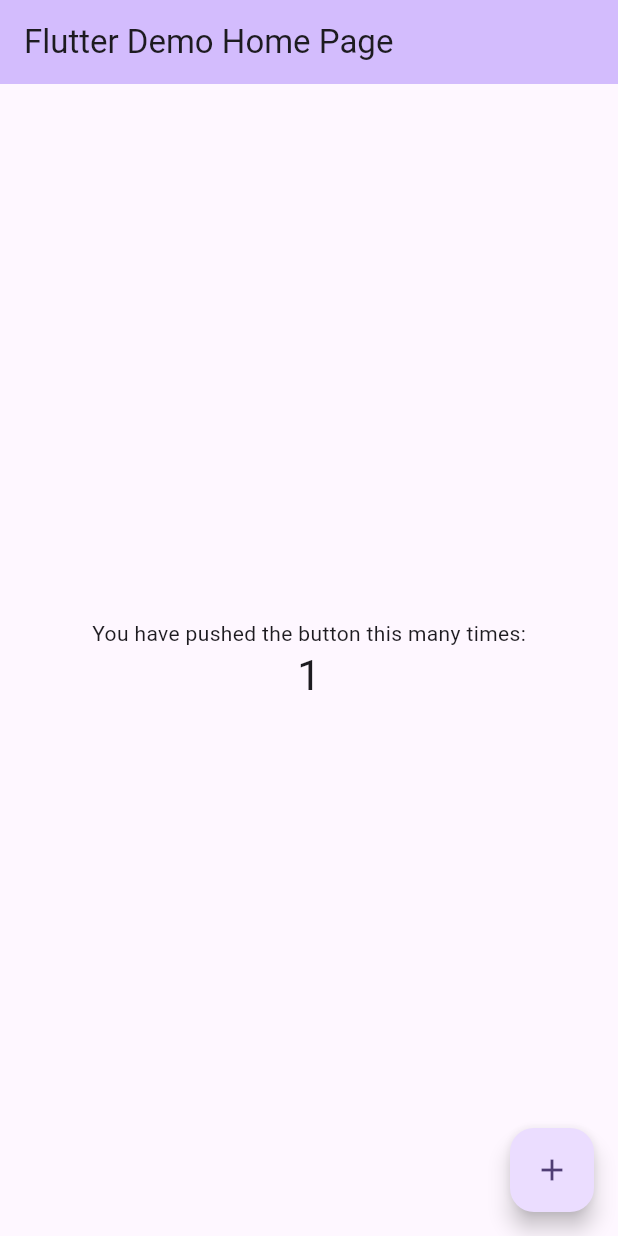
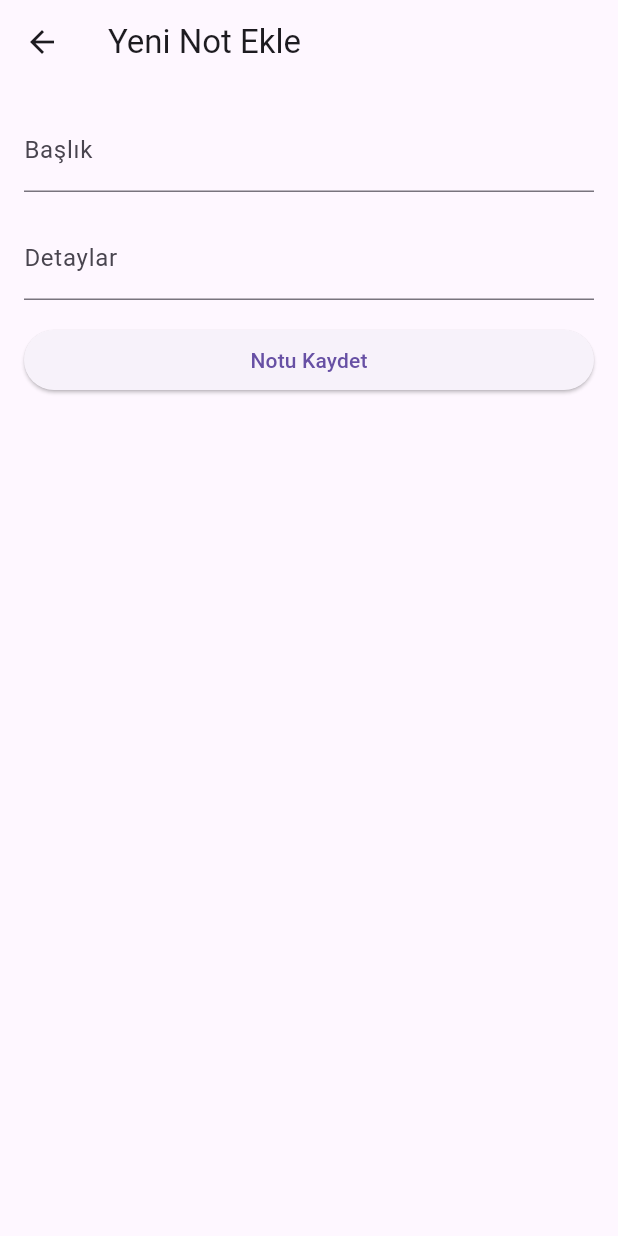
Before and after one commit to emirhannerdogan/note_app, a Flutter app: the screen it shows after launch, after a tap on the "add" icon, on a phone screen of 412 x 824 dp. Run offline on Flutter 3.47's test engine with Material 3 defaults, Android fonts, the phone set to English and light mode, and no system bars.

Commit message:
list tile and creating new note with text

```diff
--- a/lib/main.dart
+++ b/lib/main.dart
@@ -1,125 +1,173 @@
 import 'package:flutter/material.dart';
 
 void main() {
-  runApp(const MyApp());
+  runApp(MyApp());
+}
+
+class Note {
+  String title;
+  String details;
+
+  Note({required this.title, required this.details});
 }
 
 class MyApp extends StatelessWidget {
   const MyApp({super.key});
 
-  // This widget is the root of your application.
   @override
   Widget build(BuildContext context) {
     return MaterialApp(
-      title: 'Flutter Demo',
-      theme: ThemeData(
-        // This is the theme of your application.
-        //
-        // TRY THIS: Try running your application with "flutter run". You'll see
-        // the application has a purple toolbar. Then, without quitting the app,
-        // try changing the seedColor in the colorScheme below to Colors.green
-        // and then invoke "hot reload" (save your changes or press the "hot
-        // reload" button in a Flutter-supported IDE, or press "r" if you used
-        // the command line to start the app).
-        //
-        // Notice that the counter didn't reset back to zero; the application
-        // state is not lost during the reload. To reset the state, use hot
-        // restart instead.
-        //
-        // This works for code too, not just values: Most code changes can be
-        // tested with just a hot reload.
-        colorScheme: ColorScheme.fromSeed(seedColor: Colors.deepPurple),
-        useMaterial3: true,
-      ),
-      home: const MyHomePage(title: 'Flutter Demo Home Page'),
+      title: 'Not Uygulaması',
+      home: HomePage(),
     );
   }
 }
 
-class MyHomePage extends StatefulWidget {
-  const MyHomePage({super.key, required this.title});
-
-  // This widget is the home page of your application. It is stateful, meaning
-  // that it has a State object (defined below) that contains fields that affect
-  // how it looks.
-
-  // This class is the configuration for the state. It holds the values (in this
-  // case the title) provided by the parent (in this case the App widget) and
-  // used by the build method of the State. Fields in a Widget subclass are
-  // always marked "final".
-
-  final String title;
-
+class HomePage extends StatefulWidget {
   @override
-  State<MyHomePage> createState() => _MyHomePageState();
+  _HomePageState createState() => _HomePageState();
 }
 
-class _MyHomePageState extends State<MyHomePage> {
-  int _counter = 0;
-
-  void _incrementCounter() {
-    setState(() {
-      // This call to setState tells the Flutter framework that something has
-      // changed in this State, which causes it to rerun the build method below
-      // so that the display can reflect the updated values. If we changed
-      // _counter without calling setState(), then the build method would not be
-      // called again, and so nothing would appear to happen.
-      _counter++;
-    });
-  }
+class _HomePageState extends State<HomePage> {
+  List<Note> notes = [
+    Note(title: "Not 1", details: "Bu birinci notun detayları."),
+    Note(title: "Not 2", details: "Bu ikinci notun detayları."),
+    // ... diğer notlar
+  ];
 
   @override
   Widget build(BuildContext context) {
-    // This method is rerun every time setState is called, for instance as done
-    // by the _incrementCounter method above.
-    //
-    // The Flutter framework has been optimized to make rerunning build methods
-    // fast, so that you can just rebuild anything that needs updating rather
-    // than having to individually change instances of widgets.
     return Scaffold(
       appBar: AppBar(
-        // TRY THIS: Try changing the color here to a specific color (to
-        // Colors.amber, perhaps?) and trigger a hot reload to see the AppBar
-        // change color while the other colors stay the same.
-        backgroundColor: Theme.of(context).colorScheme.inversePrimary,
-        // Here we take the value from the MyHomePage object that was created by
-        // the App.build method, and use it to set our appbar title.
-        title: Text(widget.title),
+        title: Text('Notlar'),
       ),
-      body: Center(
-        // Center is a layout widget. It takes a single child and positions it
-        // in the middle of the parent.
+      body: ListView.builder(
+        itemCount: notes.length,
+        itemBuilder: (context, index) {
+          return _buildNoteItem(notes[index]);
+        },
+      ),
+      floatingActionButton: FloatingActionButton(
+        onPressed: () {
+          _navigateToAddNotePage();
+        },
+        tooltip: 'Yeni Not Ekle',
+        child: Icon(Icons.add),
+      ),
+    );
+  }
+
+  Widget _buildNoteItem(Note note) {
+    return Column(
+      children: [
+        Container(
+          decoration: BoxDecoration(
+            border: Border(
+              top: BorderSide(color: Colors.grey, width: 1.0),
+            ),
+          ),
+          child: ListTile(
+            title: Text(note.title),
+            subtitle: Text(note.details.length > 100
+                ? '${note.details.substring(0, 100)}...'
+                : note.details),
+            onTap: () {
+              Navigator.push(
+                context,
+                MaterialPageRoute(
+                  builder: (context) => NoteDetailPage(note: note),
+                ),
+              );
+            },
+          ),
+        ),
+        Divider(color: Colors.grey, height: 1.0),
+      ],
+    );
+  }
+
+  void _navigateToAddNotePage() async {
+    final result = await Navigator.push(
+      context,
+      MaterialPageRoute(builder: (context) => AddNotePage()),
+    );
+
+    if (result != null && result is Note) {
+      setState(() {
+        notes.add(result);
+      });
+    }
+  }
+}
+
+class AddNotePage extends StatelessWidget {
+  final TextEditingController titleController = TextEditingController();
+  final TextEditingController detailsController = TextEditingController();
+
+  AddNotePage({super.key});
+
+  @override
+  Widget build(BuildContext context) {
+    return Scaffold(
+      appBar: AppBar(
+        title: Text('Yeni Not Ekle'),
+      ),
+      body: Padding(
+        padding: EdgeInsets.all(16.0),
         child: Column(
-          // Column is also a layout widget. It takes a list of children and
-          // arranges them vertically. By default, it sizes itself to fit its
-          // children horizontally, and tries to be as tall as its parent.
-          //
-          // Column has various properties to control how it sizes itself and
-          // how it positions its children. Here we use mainAxisAlignment to
-          // center the children vertically; the main axis here is the vertical
-          // axis because Columns are vertical (the cross axis would be
-          // horizontal).
-          //
-          // TRY THIS: Invoke "debug painting" (choose the "Toggle Debug Paint"
-          // action in the IDE, or press "p" in the console), to see the
-          // wireframe for each widget.
-          mainAxisAlignment: MainAxisAlignment.center,
-          children: <Widget>[
-            const Text(
-              'You have pushed the button this many times:',
+          crossAxisAlignment: CrossAxisAlignment.stretch,
+          children: [
+            TextField(
+              controller: titleController,
+              decoration: InputDecoration(labelText: 'Başlık'),
             ),
-            Text(
-              '$_counter',
-              style: Theme.of(context).textTheme.headlineMedium,
+            SizedBox(height: 16),
+            TextField(
+              controller: detailsController,
+              decoration: InputDecoration(labelText: 'Detaylar'),
+            ),
+            SizedBox(height: 16),
+            ElevatedButton(
+              onPressed: () {
+                _saveNote(context); // Pass the context here
+              },
+              child: Text('Notu Kaydet'),
             ),
           ],
         ),
       ),
-      floatingActionButton: FloatingActionButton(
-        onPressed: _incrementCounter,
-        tooltip: 'Increment',
-        child: const Icon(Icons.add),
-      ), // This trailing comma makes auto-formatting nicer for build methods.
+    );
+  }
+
+  void _saveNote(BuildContext context) {
+    String title = titleController.text;
+    String details = detailsController.text;
+
+    if (title.isNotEmpty && details.isNotEmpty) {
+      Note newNote = Note(title: title, details: details);
+      Navigator.pop(context, newNote);
+    } else {
+      // Handle case where title or details is empty
+      // You can show an error message or take appropriate action.
+    }
+  }
+}
+
+class NoteDetailPage extends StatelessWidget {
+  final Note note;
+
+  const NoteDetailPage({super.key, required this.note});
+
+  @override
+  Widget build(BuildContext context) {
+    return Scaffold(
+      appBar: AppBar(
+        title: Text(note.title),
+      ),
+      body: Padding(
+        padding: EdgeInsets.all(16.0),
+        child: Text(note.details),
+      ),
     );
   }
 }
```
